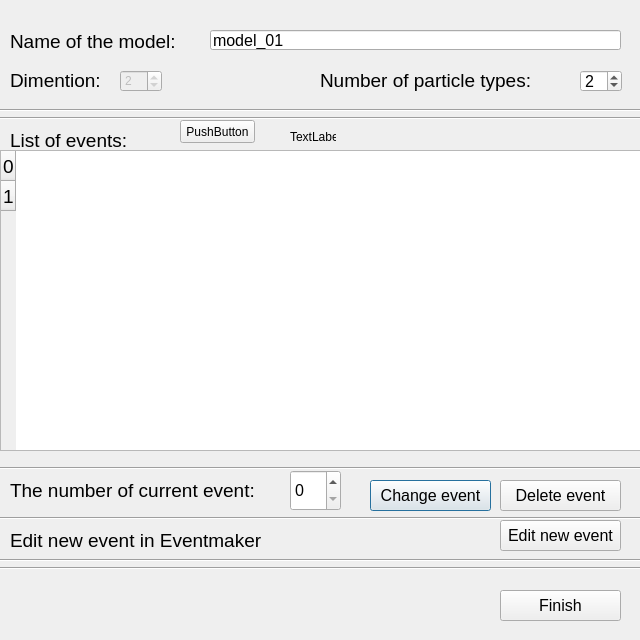
Before: the Qt Designer form gui/forms/dialog_open_model.ui in biel-wro/SimBaD, drawn with Qt 5.
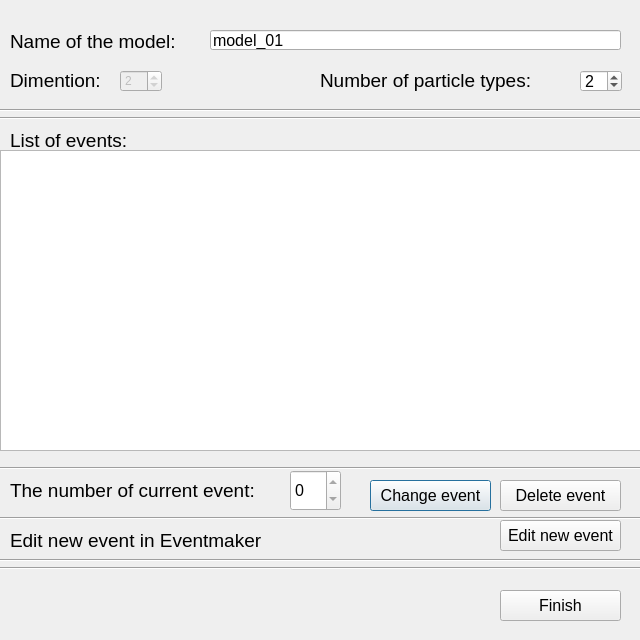
After: the same form once the commit is applied.

Patch:
```diff
--- a/gui/forms/dialog_open_model.ui
+++ b/gui/forms/dialog_open_model.ui
@@ -261,16 +261,6 @@
    <attribute name="verticalHeaderStretchLastSection">
     <bool>false</bool>
    </attribute>
-   <row>
-    <property name="text">
-     <string>0</string>
-    </property>
-   </row>
-   <row>
-    <property name="text">
-     <string>1</string>
-    </property>
-   </row>
   </widget>
   <widget class="QLabel" name="label_4">
    <property name="geometry">
@@ -389,6 +379,9 @@
    <property name="minimum">
     <number>0</number>
    </property>
+   <property name="maximum">
+    <number>0</number>
+   </property>
    <property name="singleStep">
     <number>1</number>
    </property>
@@ -517,32 +510,6 @@
     <string>Edit new event in Eventmaker</string>
    </property>
   </widget>
-  <widget class="QPushButton" name="pushButton_5">
-   <property name="geometry">
-    <rect>
-     <x>180</x>
-     <y>120</y>
-     <width>75</width>
-     <height>23</height>
-    </rect>
-   </property>
-   <property name="text">
-    <string>PushButton</string>
-   </property>
-  </widget>
-  <widget class="QLabel" name="label_7">
-   <property name="geometry">
-    <rect>
-     <x>290</x>
-     <y>130</y>
-     <width>46</width>
-     <height>13</height>
-    </rect>
-   </property>
-   <property name="text">
-    <string>TextLabel</string>
-   </property>
-  </widget>
  </widget>
  <resources/>
  <connections>
```
Left out of the diff: 21 changed lines with no effect on the pictures.
